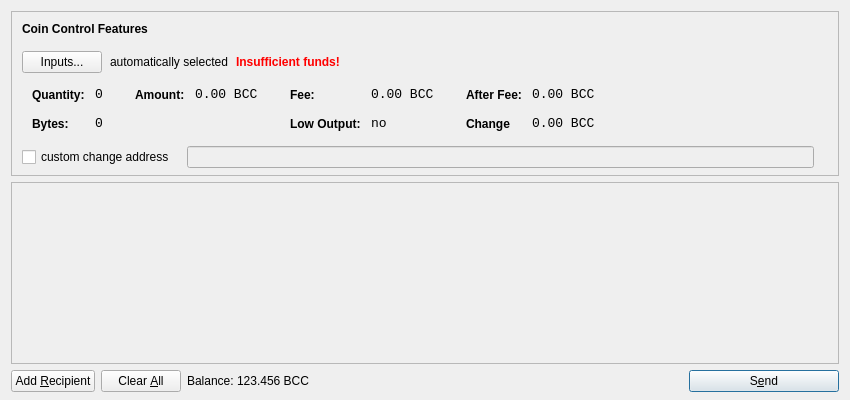
The window that src/qt/forms/sendcoinsdialog.ui (ihor-chaban/MyNewCoin) describes before a commit, drawn with Qt 5.
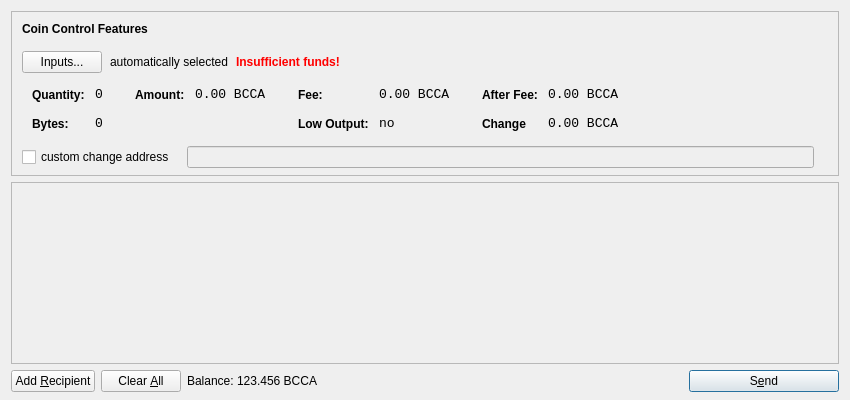
The same window after the commit. Icons and pictures are not drawn.

Commit message: coinsign changed to BCCA

What changed in the file:
```diff
--- a/src/qt/forms/sendcoinsdialog.ui
+++ b/src/qt/forms/sendcoinsdialog.ui
@@ -321,7 +321,7 @@
                   <enum>Qt::ActionsContextMenu</enum>
                  </property>
                  <property name="text">
-                  <string notr="true">0.00 BCC</string>
+                  <string notr="true">0.00 BCCA</string>
                  </property>
                  <property name="textInteractionFlags">
                   <set>Qt::LinksAccessibleByMouse|Qt::TextSelectableByKeyboard|Qt::TextSelectableByMouse</set>
@@ -375,7 +375,7 @@
                   <enum>Qt::ActionsContextMenu</enum>
                  </property>
                  <property name="text">
-                  <string notr="true">0.00 BCC</string>
+                  <string notr="true">0.00 BCCA</string>
                  </property>
                  <property name="textInteractionFlags">
                   <set>Qt::LinksAccessibleByMouse|Qt::TextSelectableByKeyboard|Qt::TextSelectableByMouse</set>
@@ -461,7 +461,7 @@
                   <enum>Qt::ActionsContextMenu</enum>
                  </property>
                  <property name="text">
-                  <string notr="true">0.00 BCC</string>
+                  <string notr="true">0.00 BCCA</string>
                  </property>
                  <property name="textInteractionFlags">
                   <set>Qt::LinksAccessibleByMouse|Qt::TextSelectableByKeyboard|Qt::TextSelectableByMouse</set>
@@ -493,7 +493,7 @@
                   <enum>Qt::ActionsContextMenu</enum>
                  </property>
                  <property name="text">
-                  <string notr="true">0.00 BCC</string>
+                  <string notr="true">0.00 BCCA</string>
                  </property>
                  <property name="textInteractionFlags">
                   <set>Qt::LinksAccessibleByMouse|Qt::TextSelectableByKeyboard|Qt::TextSelectableByMouse</set>
@@ -692,7 +692,7 @@
           <cursorShape>IBeamCursor</cursorShape>
          </property>
          <property name="text">
-          <string notr="true">123.456 BCC</string>
+          <string notr="true">123.456 BCCA</string>
          </property>
          <property name="textInteractionFlags">
           <set>Qt::LinksAccessibleByMouse|Qt::TextSelectableByKeyboard|Qt::TextSelectableByMouse</set>
```
The commit also changes 4 other files.
